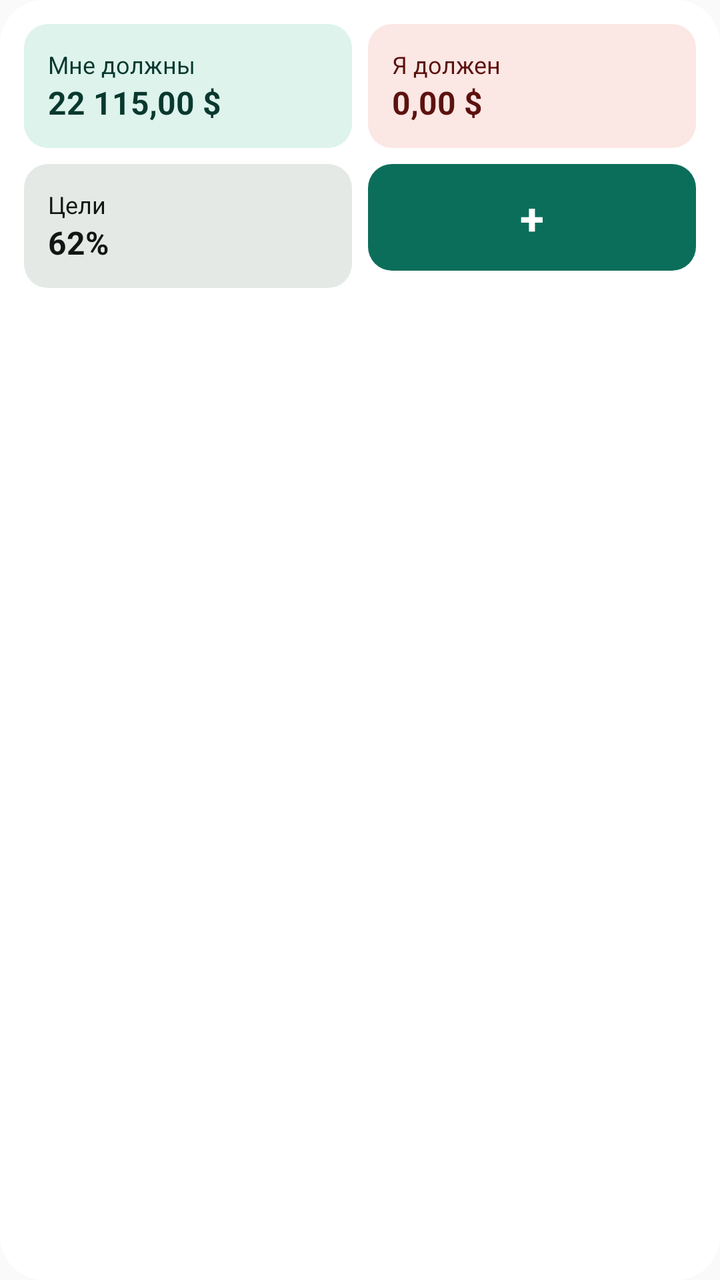
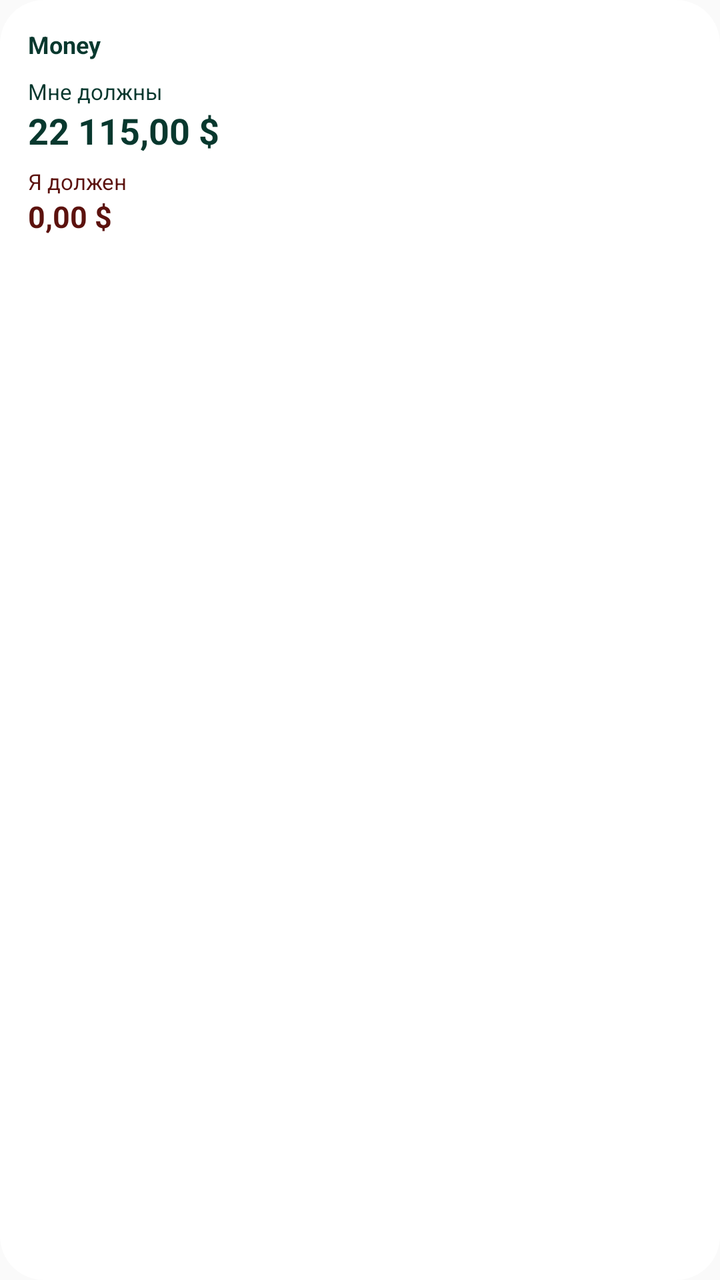

The first picture is an Android layout as it rendered before a commit; the second is the same layout after the commit. The layout source and the unified diff follow.
<!-- AndroidManifest.xml: application theme Theme.Money -->
<!-- res/layout/widget_preview.xml -->
<?xml version="1.0" encoding="utf-8"?>
<LinearLayout xmlns:android="http://schemas.android.com/apk/res/android"
    android:layout_width="match_parent"
    android:layout_height="wrap_content"
    android:background="@drawable/widget_preview_hero_bg"
    android:orientation="vertical"
    android:padding="12dp">

    <LinearLayout
        android:layout_width="match_parent"
        android:layout_height="wrap_content"
        android:orientation="horizontal">

        <LinearLayout
            android:layout_width="0dp"
            android:layout_height="wrap_content"
            android:layout_weight="1"
            android:background="@drawable/widget_preview_mint_bg"
            android:orientation="vertical"
            android:padding="12dp">

            <TextView
                android:layout_width="match_parent"
                android:layout_height="wrap_content"
                android:maxLines="1"
                android:text="@string/debt_dashboard_owes_me"
                android:textColor="@color/widget_preview_on_mint"
                android:textSize="12sp" />

            <TextView
                android:layout_width="match_parent"
                android:layout_height="wrap_content"
                android:maxLines="1"
                android:text="@string/widget_preview_owes"
                android:textColor="@color/widget_preview_on_mint"
                android:textSize="16sp"
                android:textStyle="bold" />
        </LinearLayout>

        <LinearLayout
            android:layout_width="0dp"
            android:layout_height="wrap_content"
            android:layout_marginStart="8dp"
            android:layout_weight="1"
            android:background="@drawable/widget_preview_peach_bg"
            android:orientation="vertical"
            android:padding="12dp">

            <TextView
                android:layout_width="match_parent"
                android:layout_height="wrap_content"
                android:maxLines="1"
                android:text="@string/debt_dashboard_i_owe"
                android:textColor="@color/widget_preview_on_peach"
                android:textSize="12sp" />

            <TextView
                android:layout_width="match_parent"
                android:layout_height="wrap_content"
                android:maxLines="1"
                android:text="@string/widget_preview_i_owe"
                android:textColor="@color/widget_preview_on_peach"
                android:textSize="16sp"
                android:textStyle="bold" />
        </LinearLayout>
    </LinearLayout>

    <LinearLayout
        android:layout_width="match_parent"
        android:layout_height="wrap_content"
        android:layout_marginTop="8dp"
        android:orientation="horizontal">

        <LinearLayout
            android:layout_width="0dp"
            android:layout_height="wrap_content"
            android:layout_weight="1"
            android:background="@drawable/widget_preview_lilac_bg"
            android:orientation="vertical"
            android:padding="12dp">

            <TextView
                android:layout_width="match_parent"
                android:layout_height="wrap_content"
                android:maxLines="1"
                android:text="@string/section_goals"
                android:textColor="@color/widget_preview_on_lilac"
                android:textSize="12sp" />

            <TextView
                android:layout_width="match_parent"
                android:layout_height="wrap_content"
                android:maxLines="1"
                android:text="@string/widget_preview_score"
                android:textColor="@color/widget_preview_on_lilac"
                android:textSize="16sp"
                android:textStyle="bold" />
        </LinearLayout>

        <LinearLayout
            android:layout_width="0dp"
            android:layout_height="wrap_content"
            android:layout_marginStart="8dp"
            android:layout_weight="1"
            android:background="@drawable/widget_preview_sand_bg"
            android:gravity="center"
            android:orientation="vertical"
            android:padding="12dp">

            <TextView
                android:layout_width="wrap_content"
                android:layout_height="wrap_content"
                android:maxLines="1"
                android:text="@string/widget_plus"
                android:textColor="@color/widget_preview_on_sand"
                android:textSize="22sp"
                android:textStyle="bold" />
        </LinearLayout>
    </LinearLayout>
</LinearLayout>
<!-- resources referenced by this layout -->
<resources>
  <color name="widget_preview_on_lilac">#FF111614</color>
  <color name="widget_preview_on_mint">#FF08382E</color>
  <color name="widget_preview_on_peach">#FF5C120E</color>
  <color name="widget_preview_on_sand">#FFFFFFFF</color>
  <!-- drawable widget_preview_hero_bg (drawable) -->
  <?xml version="1.0" encoding="utf-8"?>
  <shape xmlns:android="http://schemas.android.com/apk/res/android"
      android:shape="rectangle">
      <solid android:color="@color/widget_preview_hero" />
      <corners android:radius="22dp" />
  </shape>
  <!-- drawable widget_preview_lilac_bg (drawable) -->
  <?xml version="1.0" encoding="utf-8"?>
  <shape xmlns:android="http://schemas.android.com/apk/res/android" android:shape="rectangle">
      <solid android:color="@color/widget_preview_lilac" />
      <corners android:radius="12dp" />
  </shape>
  <!-- drawable widget_preview_mint_bg (drawable) -->
  <?xml version="1.0" encoding="utf-8"?>
  <shape xmlns:android="http://schemas.android.com/apk/res/android" android:shape="rectangle">
      <solid android:color="@color/widget_preview_mint" />
      <corners android:radius="12dp" />
  </shape>
  <!-- drawable widget_preview_peach_bg (drawable) -->
  <?xml version="1.0" encoding="utf-8"?>
  <shape xmlns:android="http://schemas.android.com/apk/res/android" android:shape="rectangle">
      <solid android:color="@color/widget_preview_peach" />
      <corners android:radius="12dp" />
  </shape>
  <!-- drawable widget_preview_sand_bg (drawable) -->
  <?xml version="1.0" encoding="utf-8"?>
  <shape xmlns:android="http://schemas.android.com/apk/res/android" android:shape="rectangle">
      <solid android:color="@color/widget_preview_sand" />
      <corners android:radius="12dp" />
  </shape>
  <string name="debt_dashboard_i_owe">Я должен</string>
  <string name="debt_dashboard_owes_me">Мне должны</string>
  <string name="section_goals">Цели</string>
  <string name="widget_plus" translatable="false">+</string>
  <string name="widget_preview_i_owe">0,00 $</string>
  <string name="widget_preview_owes">22 115,00 $</string>
  <string name="widget_preview_score">62%</string>
  <style name="Theme.Money" parent="Theme.AppCompat.Light.NoActionBar" />
  <color name="widget_preview_hero">#FFFFFFFF</color>
  <color name="widget_preview_lilac">#FFE4E9E6</color>
  <color name="widget_preview_mint">#FFDDF3EC</color>
  <color name="widget_preview_peach">#FFFBE7E4</color>
  <color name="widget_preview_sand">#FF0B6E5B</color>
</resources>

<!-- the commit's change to res/layout/widget_preview.xml (unified diff, before → after) -->
@@ -4,117 +4,47 @@
     android:layout_height="wrap_content"
     android:background="@drawable/widget_preview_hero_bg"
     android:orientation="vertical"
-    android:padding="12dp">
+    android:padding="14dp">
 
-    <LinearLayout
+    <TextView
         android:layout_width="match_parent"
         android:layout_height="wrap_content"
-        android:orientation="horizontal">
+        android:text="@string/home_brand"
+        android:textColor="@color/widget_preview_on_mint"
+        android:textSize="12sp"
+        android:textStyle="bold" />
 
-        <LinearLayout
-            android:layout_width="0dp"
-            android:layout_height="wrap_content"
-            android:layout_weight="1"
-            android:background="@drawable/widget_preview_mint_bg"
-            android:orientation="vertical"
-            android:padding="12dp">
-
-            <TextView
-                android:layout_width="match_parent"
-                android:layout_height="wrap_content"
-                android:maxLines="1"
-                android:text="@string/debt_dashboard_owes_me"
-                android:textColor="@color/widget_preview_on_mint"
-                android:textSize="12sp" />
-
-            <TextView
-                android:layout_width="match_parent"
-                android:layout_height="wrap_content"
-                android:maxLines="1"
-                android:text="@string/widget_preview_owes"
-                android:textColor="@color/widget_preview_on_mint"
-                android:textSize="16sp"
-                android:textStyle="bold" />
-        </LinearLayout>
-
-        <LinearLayout
-            android:layout_width="0dp"
-            android:layout_height="wrap_content"
-            android:layout_marginStart="8dp"
-            android:layout_weight="1"
-            android:background="@drawable/widget_preview_peach_bg"
-            android:orientation="vertical"
-            android:padding="12dp">
-
-            <TextView
-                android:layout_width="match_parent"
-                android:layout_height="wrap_content"
-                android:maxLines="1"
-                android:text="@string/debt_dashboard_i_owe"
-                android:textColor="@color/widget_preview_on_peach"
-                android:textSize="12sp" />
-
-            <TextView
-                android:layout_width="match_parent"
-                android:layout_height="wrap_content"
-                android:maxLines="1"
-                android:text="@string/widget_preview_i_owe"
-                android:textColor="@color/widget_preview_on_peach"
-                android:textSize="16sp"
-                android:textStyle="bold" />
-        </LinearLayout>
-    </LinearLayout>
-
-    <LinearLayout
+    <TextView
         android:layout_width="match_parent"
         android:layout_height="wrap_content"
         android:layout_marginTop="8dp"
-        android:orientation="horizontal">
+        android:text="@string/debt_dashboard_owes_me"
+        android:textColor="@color/widget_preview_on_mint"
+        android:textSize="11sp" />
 
-        <LinearLayout
-            android:layout_width="0dp"
-            android:layout_height="wrap_content"
-            android:layout_weight="1"
-            android:background="@drawable/widget_preview_lilac_bg"
-            android:orientation="vertical"
-            android:padding="12dp">
+    <TextView
+        android:layout_width="match_parent"
+        android:layout_height="wrap_content"
+        android:maxLines="1"
+        android:text="@string/widget_preview_owes"
+        android:textColor="@color/widget_preview_on_mint"
+        android:textSize="18sp"
+        android:textStyle="bold" />
 
-            <TextView
-                android:layout_width="match_parent"
-                android:layout_height="wrap_content"
-                android:maxLines="1"
-                android:text="@string/section_goals"
-                android:textColor="@color/widget_preview_on_lilac"
-                android:textSize="12sp" />
+    <TextView
+        android:layout_width="match_parent"
+        android:layout_height="wrap_content"
+        android:layout_marginTop="6dp"
+        android:text="@string/debt_dashboard_i_owe"
+        android:textColor="@color/widget_preview_on_peach"
+        android:textSize="11sp" />
 
-            <TextView
-                android:layout_width="match_parent"
-                android:layout_height="wrap_content"
-                android:maxLines="1"
-                android:text="@string/widget_preview_score"
-                android:textColor="@color/widget_preview_on_lilac"
-                android:textSize="16sp"
-                android:textStyle="bold" />
-        </LinearLayout>
-
-        <LinearLayout
-            android:layout_width="0dp"
-            android:layout_height="wrap_content"
-            android:layout_marginStart="8dp"
-            android:layout_weight="1"
-            android:background="@drawable/widget_preview_sand_bg"
-            android:gravity="center"
-            android:orientation="vertical"
-            android:padding="12dp">
-
-            <TextView
-                android:layout_width="wrap_content"
-                android:layout_height="wrap_content"
-                android:maxLines="1"
-                android:text="@string/widget_plus"
-                android:textColor="@color/widget_preview_on_sand"
-                android:textSize="22sp"
-                android:textStyle="bold" />
-        </LinearLayout>
-    </LinearLayout>
+    <TextView
+        android:layout_width="match_parent"
+        android:layout_height="wrap_content"
+        android:maxLines="1"
+        android:text="@string/widget_preview_i_owe"
+        android:textColor="@color/widget_preview_on_peach"
+        android:textSize="15sp"
+        android:textStyle="bold" />
 </LinearLayout>
<!-- resource entries referenced after the edit -->
@@ -1,9 +1,7 @@
 <!-- resources referenced by this layout -->
 <resources>
-  <color name="widget_preview_on_lilac">#FF111614</color>
   <color name="widget_preview_on_mint">#FF08382E</color>
   <color name="widget_preview_on_peach">#FF5C120E</color>
-  <color name="widget_preview_on_sand">#FFFFFFFF</color>
   <!-- drawable widget_preview_hero_bg (drawable) -->
   <?xml version="1.0" encoding="utf-8"?>
   <shape xmlns:android="http://schemas.android.com/apk/res/android"
@@ -11,42 +9,12 @@
       <solid android:color="@color/widget_preview_hero" />
       <corners android:radius="22dp" />
   </shape>
-  <!-- drawable widget_preview_lilac_bg (drawable) -->
-  <?xml version="1.0" encoding="utf-8"?>
-  <shape xmlns:android="http://schemas.android.com/apk/res/android" android:shape="rectangle">
-      <solid android:color="@color/widget_preview_lilac" />
-      <corners android:radius="12dp" />
-  </shape>
-  <!-- drawable widget_preview_mint_bg (drawable) -->
-  <?xml version="1.0" encoding="utf-8"?>
-  <shape xmlns:android="http://schemas.android.com/apk/res/android" android:shape="rectangle">
-      <solid android:color="@color/widget_preview_mint" />
-      <corners android:radius="12dp" />
-  </shape>
-  <!-- drawable widget_preview_peach_bg (drawable) -->
-  <?xml version="1.0" encoding="utf-8"?>
-  <shape xmlns:android="http://schemas.android.com/apk/res/android" android:shape="rectangle">
-      <solid android:color="@color/widget_preview_peach" />
-      <corners android:radius="12dp" />
-  </shape>
-  <!-- drawable widget_preview_sand_bg (drawable) -->
-  <?xml version="1.0" encoding="utf-8"?>
-  <shape xmlns:android="http://schemas.android.com/apk/res/android" android:shape="rectangle">
-      <solid android:color="@color/widget_preview_sand" />
-      <corners android:radius="12dp" />
-  </shape>
   <string name="debt_dashboard_i_owe">Я должен</string>
   <string name="debt_dashboard_owes_me">Мне должны</string>
-  <string name="section_goals">Цели</string>
-  <string name="widget_plus" translatable="false">+</string>
+  <string name="home_brand">Money</string>
   <string name="widget_preview_i_owe">0,00 $</string>
   <string name="widget_preview_owes">22 115,00 $</string>
-  <string name="widget_preview_score">62%</string>
   <style name="Theme.Money" parent="Theme.AppCompat.Light.NoActionBar" />
   <color name="widget_preview_hero">#FFFFFFFF</color>
-  <color name="widget_preview_lilac">#FFE4E9E6</color>
-  <color name="widget_preview_mint">#FFDDF3EC</color>
-  <color name="widget_preview_peach">#FFFBE7E4</color>
-  <color name="widget_preview_sand">#FF0B6E5B</color>
 </resources>
 
